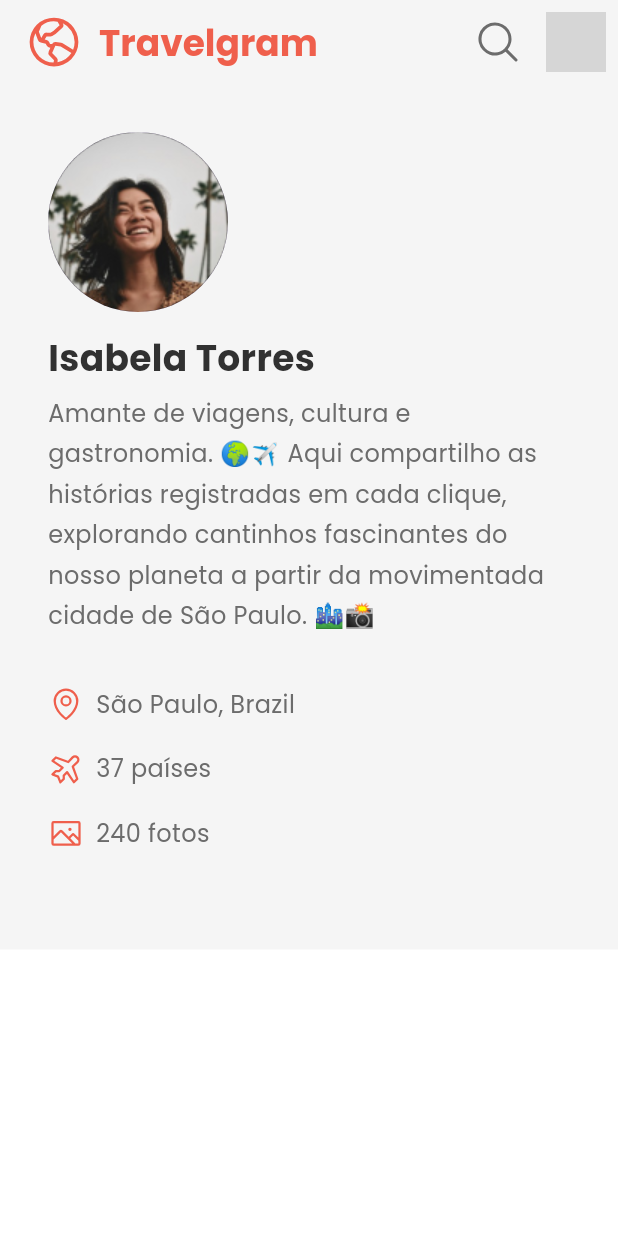
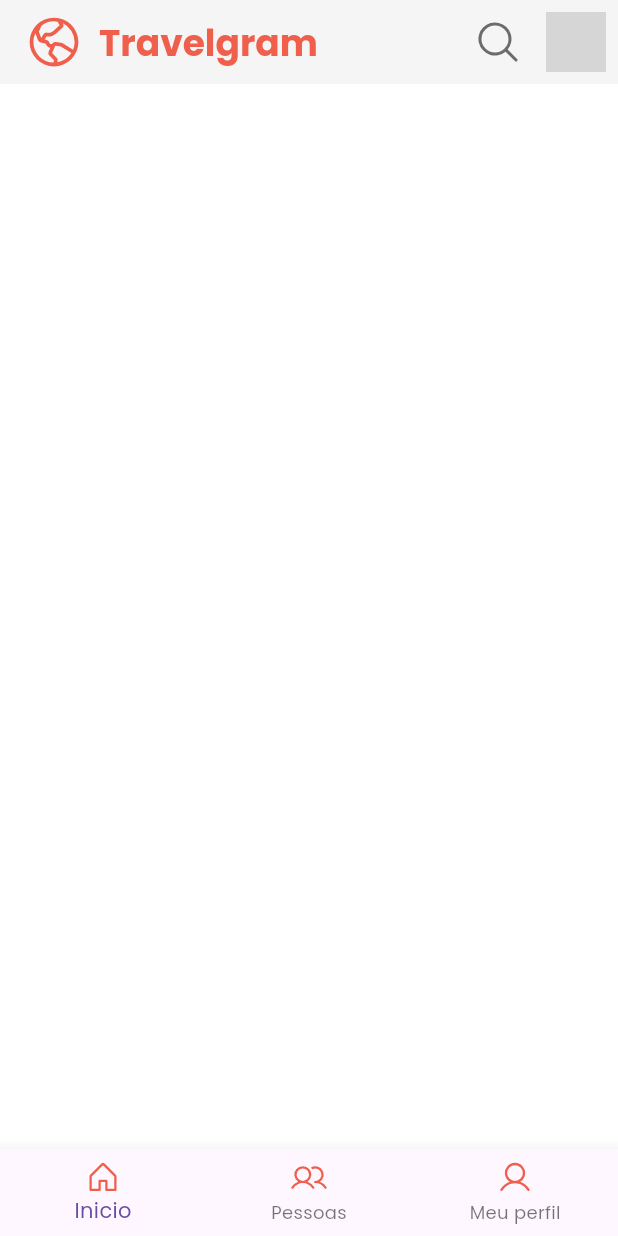
Before and after one commit to GuhStvo/travelgram, a Flutter app: the screen it shows after launch, on a phone screen of 412 x 824 dp. Run offline on Flutter 3.47's test engine with Material 3 defaults, Android fonts, the phone set to English and light mode, and no system bars; our stand-ins replace google_fonts, phosphor_flutter; grey boxes are pictures that could not be loaded.

Commit message:
Aula 24/03/2025

```diff
--- a/lib/components/photoGallery.dart
+++ /dev/null
@@ -1,5 +0,0 @@
-import 'package:flutter/material.dart';
-
-class PhotoGallery extends StatelessWidget {
-
-}
--- a/lib/main.dart
+++ b/lib/main.dart
@@ -1,15 +1,36 @@
 import 'package:flutter/material.dart';
 import 'package:google_fonts/google_fonts.dart';
 import 'package:phosphor_flutter/phosphor_flutter.dart';
-import 'package:travelgram/components/aboutSection.dart';
-import 'package:travelgram/components/infoSection.dart';
+import 'package:travelgram/screen/home.dart';
+import 'package:travelgram/screen/my_profile.dart';
+import 'package:travelgram/screen/newPagesScreen.dart';
+import 'package:travelgram/screen/people.dart';
 
 void main() {
-  runApp(const MyApp());
+  runApp(MyApp());
 }
 
-class MyApp extends StatelessWidget {
+class MyApp extends StatefulWidget {
   const MyApp({super.key});
+
+  @override
+  _MyAppState createState() => _MyAppState();
+}
+
+class _MyAppState extends State<MyApp> {
+  int _indiceAtual = 0; // Variável para controlar o índice das telas
+  final List<Widget> _telas = [
+    NewPagesScreen(Home()),
+    NewPagesScreen(People()),
+    NewPagesScreen(MyProfile()),
+  ];
+
+  void onTabTapped(int index) {
+    setState(() {
+      _indiceAtual = index;
+    });
+  }
+
   @override
   Widget build(BuildContext context) {
     return MaterialApp(
@@ -23,6 +44,7 @@ class MyApp extends StatelessWidget {
       ),
       home: Scaffold(
         backgroundColor: Colors.white,
+        /* App bar */
         appBar: AppBar(
           backgroundColor: Color(0xFFF5F5F5),
           title: Row(
@@ -61,38 +83,36 @@ class MyApp extends StatelessWidget {
                 ))
           ],
         ),
-        body: Column(
-          spacing: 32,
-          children: <Widget>[
-            /* Section About Profile */
-            Container(
-              padding: const EdgeInsets.all(32),
-              color: Color(0xFFF5F5F5),
-              child: Column(
-                spacing: 32,
-                children: [
-                  Column(
-                    children: [
-                      AboutSection(
-                        imageUrl: 'assets/imgs/lgProfilePic.png',
-                        title: 'Isabela Torres',
-                        subtitle:
-                            'Amante de viagens, cultura e gastronomia. 🌍✈️ Aqui compartilho as histórias registradas em cada clique, explorando cantinhos fascinantes do nosso planeta a partir da movimentada cidade de São Paulo. 🏙️📸',
-                      ),
-                      InfoSection(
-                          location: 'São Paulo, Brazil',
-                          countries: '37 países',
-                          photos: '240 fotos'),
-                    ],
-                  ),
-                ],
+        /* Body */
+        body: _telas[_indiceAtual],
+        /* Botões de navegação inferior */
+        bottomNavigationBar: BottomNavigationBar(
+          currentIndex: _indiceAtual,
+          onTap: onTabTapped,
+          items: [
+            BottomNavigationBarItem(
+              icon: Icon(
+                PhosphorIcons.house(PhosphorIconsStyle.regular),
+                size: 24,
+                color: Color(0xFFEF5F4C),
               ),
+              label: 'Inicio',
             ),
-            /* Galeria de fotos do perfil*/
-            Container(padding: const EdgeInsets.all(32),child: Column(children: <Widget>[
-
-            ],),)
-
+            BottomNavigationBarItem(
+              icon: Icon(
+                PhosphorIcons.users(PhosphorIconsStyle.regular),
+                size: 24,
+                color: Color(0xFFEF5F4C),
+              ),
+              label: 'Pessoas',
+            ),
+            BottomNavigationBarItem(
+                icon: Icon(
+                  PhosphorIcons.user(PhosphorIconsStyle.regular),
+                  size: 24,
+                  color: Color(0xFFEF5F4C),
+                ),
+                label: 'Meu perfil')
           ],
         ),
       ),
--- /dev/null
+++ b/lib/screen/home.dart
@@ -0,0 +1,29 @@
+import 'package:flutter/material.dart';
+
+class Home extends StatefulWidget {
+  const Home({super.key});
+
+  @override
+  _HomeState createState() => _HomeState();
+}
+
+class _HomeState extends State<Home> {
+  @override
+  Widget build(BuildContext context) {
+    return SingleChildScrollView(
+      child: Column(
+        spacing: 32,
+        children: <Widget>[
+          Container(
+            padding: const EdgeInsets.all(32),
+            child: Column(
+              children: [
+
+              ],
+            ),
+          )
+        ],
+      ),
+    );
+  }
+}
--- /dev/null
+++ b/lib/screen/newPagesScreen.dart
@@ -0,0 +1,12 @@
+import 'package:flutter/material.dart';
+
+class NewPagesScreen extends StatelessWidget {
+  final Widget tela;
+
+  const NewPagesScreen(this.tela, {super.key});
+
+  @override
+  Widget build(BuildContext context) {
+    return tela;
+  }
+}
--- a/pubspec.yaml
+++ b/pubspec.yaml
@@ -63,6 +63,8 @@ flutter:
   assets:
    - assets/imgs/lgProfilePic.png
    - assets/imgs/profilePic.png
+   - assets/imgs/imagem1.png
+   - assets/imgs/imagem2.png
   #   - images/a_dot_ham.jpeg
 
   # An image asset can refer to one or more resolution-specific "variants", see
```
Also changed, not shown: lib/components/photo_gallery.dart (added, +28 -0 lines), lib/components/title_page.dart (added, +18 -0 lines), lib/data/dummy_data.dart (added, +11 -0 lines), lib/models/Imagem.dart (added, +9 -0 lines), lib/screen/my_profile.dart (added, +51 -0 lines), lib/screen/people.dart (added, +37 -0 lines), assets/imgs/imagem1.png (added), assets/imgs/imagem2.png (added).
